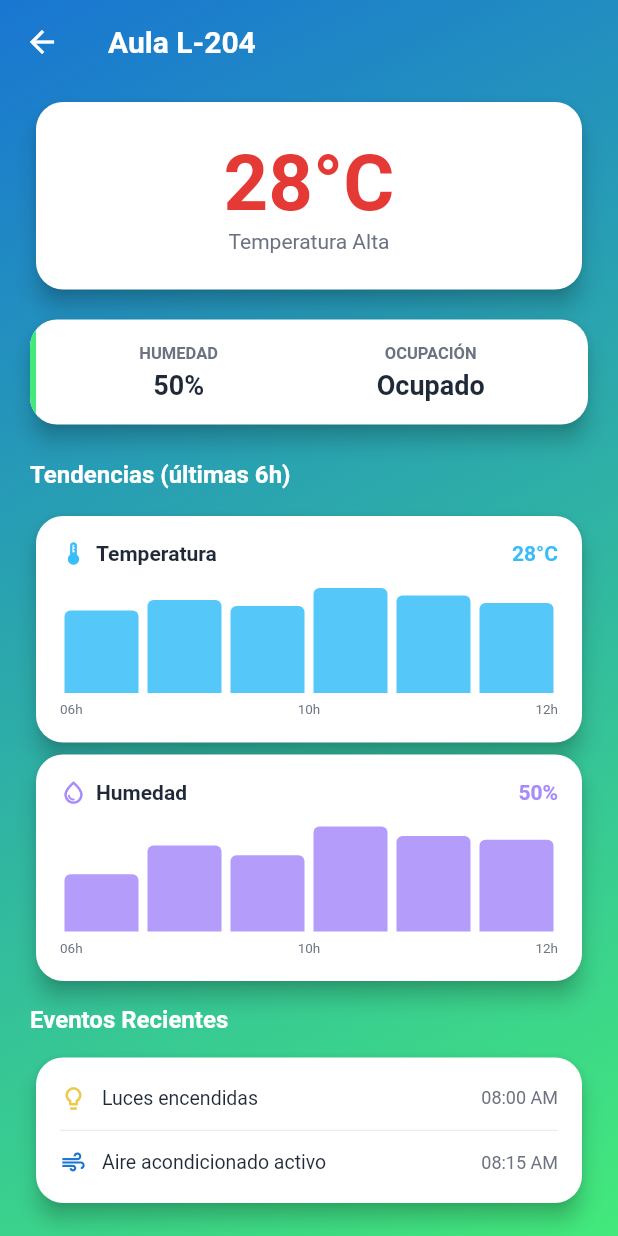
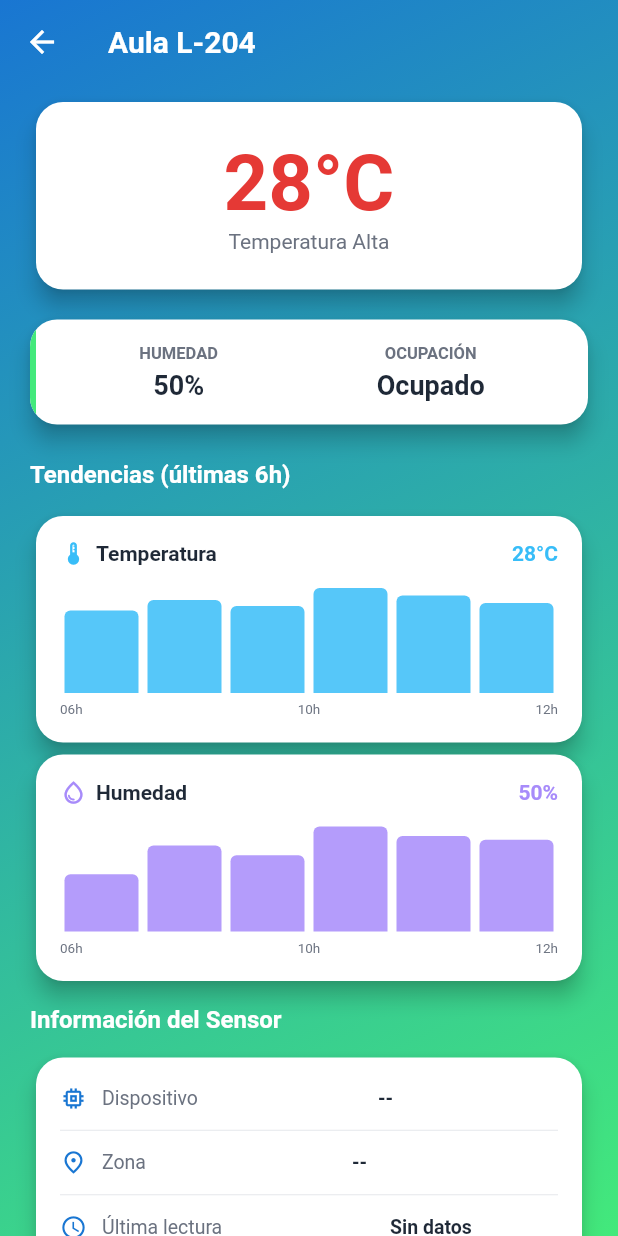
Before and after one commit to DesarrolloSolucionIoT/eduspace-mobile, a Flutter app: the ClassroomDetailPage screen opened directly, on a phone screen of 412 x 824 dp. Run offline on Flutter 3.47's test engine with Material 3 defaults, Android fonts, the phone set to English and light mode, and no system bars; our stand-ins replace jwt_decoder, shared_preferences; accounts and stored records are empty.

Commit message:
feat: add data for the iot.

```diff
--- a/lib/views/iot/ClassroomDetailPage.dart
+++ b/lib/views/iot/ClassroomDetailPage.dart
@@ -3,7 +3,6 @@ import '../../config/AppTheme.dart';
 import '../../widgets/gradient_scaffold.dart';
 import '../../models/classroom.dart';
 import '../../models/sensor_reading.dart';
-import '../breakdown/ReportBreakdownPage.dart';
 
 class ClassroomDetailPage extends StatelessWidget {
   final Classroom classroom;
@@ -49,19 +48,10 @@ class ClassroomDetailPage extends StatelessWidget {
           _trendCard('Temperatura', Icons.thermostat_outlined, AppColors.sensorTemp, '${sensors?.temperature?.toStringAsFixed(0) ?? '--'}°C', _tempTrend),
           _trendCard('Humedad', Icons.water_drop_outlined, AppColors.sensorHumidity, '${sensors?.humidity?.toStringAsFixed(0) ?? '--'}%', _humidityTrend),
           const SizedBox(height: 12),
-          const Text('Eventos Recientes', style: TextStyle(fontSize: 16, fontWeight: FontWeight.bold, color: Colors.white)),
+          const Text('Información del Sensor', style: TextStyle(fontSize: 16, fontWeight: FontWeight.bold, color: Colors.white)),
           const SizedBox(height: 12),
-          _eventsCard(),
+          _deviceInfoCard(),
           const SizedBox(height: 20),
-          SizedBox(
-            width: double.infinity,
-            child: ElevatedButton.icon(
-              onPressed: () => Navigator.push(context, MaterialPageRoute(builder: (_) => ReportBreakdownPage(spaceName: classroom.name))),
-              icon: const Icon(Icons.warning_amber_outlined),
-              label: const Text('Reportar Avería'),
-              style: ElevatedButton.styleFrom(backgroundColor: AppColors.danger),
-            ),
-          ),
         ],
       ),
     );
@@ -169,32 +159,59 @@ class ClassroomDetailPage extends StatelessWidget {
     );
   }
 
-  Widget _eventsCard() {
+  Widget _deviceInfoCard() {
     return Card(
       child: Padding(
         padding: const EdgeInsets.symmetric(horizontal: 16, vertical: 6),
         child: Column(
           children: [
-            _eventRow(Icons.lightbulb_outline, const Color(0xFFECC94B), 'Luces encendidas', '08:00 AM'),
+            _infoRow(Icons.memory, 'Dispositivo', sensors?.deviceId ?? '--'),
             const Divider(height: 1, color: AppColors.border),
-            _eventRow(Icons.air, AppColors.primary, 'Aire acondicionado activo', '08:15 AM'),
+            _infoRow(Icons.place_outlined, 'Zona', sensors?.zoneId ?? '--'),
+            const Divider(height: 1, color: AppColors.border),
+            _infoRow(Icons.schedule, 'Última lectura', _lastReadingText()),
           ],
         ),
       ),
     );
   }
 
-  Widget _eventRow(IconData icon, Color color, String text, String time) {
+  Widget _infoRow(IconData icon, String label, String value) {
     return Padding(
       padding: const EdgeInsets.symmetric(vertical: 12),
       child: Row(
         children: [
-          Icon(icon, size: 18, color: color),
+          Icon(icon, size: 18, color: AppColors.primary),
           const SizedBox(width: 10),
-          Expanded(child: Text(text, style: const TextStyle(fontSize: 13, color: AppColors.textMain))),
-          Text(time, style: const TextStyle(fontSize: 12, color: AppColors.textMuted)),
+          Text(label, style: const TextStyle(fontSize: 13, color: AppColors.textMuted)),
+          const Spacer(),
+          Flexible(
+            child: Text(
+              value,
+              textAlign: TextAlign.right,
+              style: const TextStyle(fontSize: 13, fontWeight: FontWeight.w600, color: AppColors.textMain),
+            ),
+          ),
         ],
       ),
     );
   }
+
+  /// Hora de la última lectura + cuánto tiempo pasó (ej: "08:31:42 · hace 3 h 58 m").
+  String _lastReadingText() {
+    final dt = sensors?.recordedAt ?? sensors?.receivedAt;
+    if (dt == null) return 'Sin datos';
+    final local = dt.toLocal();
+    final time = '${_two(local.hour)}:${_two(local.minute)}:${_two(local.second)}';
+    return '$time · ${_relative(DateTime.now().difference(local))}';
+  }
+
+  String _two(int n) => n.toString().padLeft(2, '0');
+
+  String _relative(Duration d) {
+    if (d.isNegative || d.inMinutes < 1) return 'hace instantes';
+    if (d.inHours < 1) return 'hace ${d.inMinutes} m';
+    if (d.inDays < 1) return 'hace ${d.inHours} h ${d.inMinutes % 60} m';
+    return 'hace ${d.inDays} d';
+  }
 }
--- a/lib/views/profile/ProfileTab.dart
+++ b/lib/views/profile/ProfileTab.dart
@@ -100,7 +100,7 @@ class _ProfileTabState extends State<ProfileTab> {
               Icons.person_outline,
               'Datos Personales',
               () => Navigator.push(context, MaterialPageRoute(builder: (_) => PersonalDataPage(teacher: teacher)))
-                  .then((_) => setState(() => _teacherFuture = _loadTeacher())),
+                  .then((_) => setState(() { _teacherFuture = _loadTeacher(); })),
             ),
             _menuItem(
               context,
```
Also changed, not shown: lib/views/iam/LoginPage.dart (+24 -5 lines), lib/views/iot/SharedAreaDetailPage.dart (+22 -0 lines), 1 other file.
